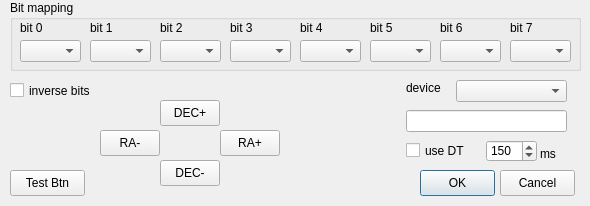
Qt form lin_guider/ui/setup_driver.ui (rumengb/lin_guider) before a commit.
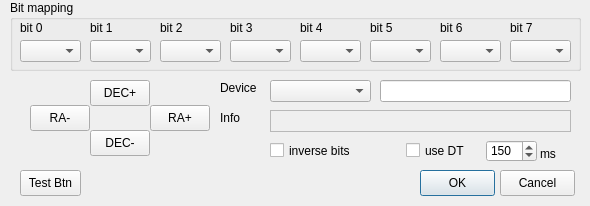
The same form after that commit.

```diff
--- a/lin_guider/ui/setup_driver.ui
+++ b/lin_guider/ui/setup_driver.ui
@@ -228,9 +228,9 @@
   <widget class="QCheckBox" name="inverseBits">
    <property name="geometry">
     <rect>
-     <x>10</x>
-     <y>80</y>
-     <width>91</width>
+     <x>270</x>
+     <y>140</y>
+     <width>101</width>
      <height>21</height>
     </rect>
    </property>
@@ -241,8 +241,8 @@
   <widget class="QPushButton" name="DEC_INC_Button">
    <property name="geometry">
     <rect>
-     <x>160</x>
-     <y>100</y>
+     <x>90</x>
+     <y>80</y>
      <width>60</width>
      <height>26</height>
     </rect>
@@ -260,8 +260,8 @@
   <widget class="QPushButton" name="RA_INC_Button">
    <property name="geometry">
     <rect>
-     <x>220</x>
-     <y>130</y>
+     <x>150</x>
+     <y>105</y>
      <width>60</width>
      <height>26</height>
     </rect>
@@ -276,8 +276,8 @@
   <widget class="QPushButton" name="DEC_DEC_Button">
    <property name="geometry">
     <rect>
-     <x>160</x>
-     <y>160</y>
+     <x>90</x>
+     <y>130</y>
      <width>60</width>
      <height>26</height>
     </rect>
@@ -292,8 +292,8 @@
   <widget class="QPushButton" name="RA_DEC_Button">
    <property name="geometry">
     <rect>
-     <x>100</x>
-     <y>130</y>
+     <x>30</x>
+     <y>105</y>
      <width>60</width>
      <height>26</height>
     </rect>
@@ -337,9 +337,9 @@
   <widget class="QLineEdit" name="lineEdit_IoDevice">
    <property name="geometry">
     <rect>
-     <x>406</x>
-     <y>110</y>
-     <width>161</width>
+     <x>380</x>
+     <y>80</y>
+     <width>191</width>
      <height>22</height>
     </rect>
    </property>
@@ -350,14 +350,14 @@
   <widget class="QLabel" name="label_9">
    <property name="geometry">
     <rect>
-     <x>406</x>
+     <x>220</x>
      <y>80</y>
      <width>41</width>
      <height>16</height>
     </rect>
    </property>
    <property name="text">
-    <string>device</string>
+    <string>Device</string>
    </property>
   </widget>
   <widget class="QCheckBox" name="checkBox_UseDT">
@@ -408,9 +408,9 @@
   <widget class="QPushButton" name="testButton">
    <property name="geometry">
     <rect>
-     <x>10</x>
+     <x>20</x>
      <y>170</y>
-     <width>75</width>
+     <width>61</width>
      <height>26</height>
     </rect>
    </property>
@@ -421,13 +421,45 @@
   <widget class="QComboBox" name="comboBox_DeviceList">
    <property name="geometry">
     <rect>
-     <x>456</x>
+     <x>270</x>
      <y>80</y>
-     <width>111</width>
+     <width>101</width>
      <height>22</height>
     </rect>
    </property>
   </widget>
+  <widget class="QLabel" name="l_Info">
+   <property name="geometry">
+    <rect>
+     <x>220</x>
+     <y>110</y>
+     <width>41</width>
+     <height>16</height>
+    </rect>
+   </property>
+   <property name="text">
+    <string>Info</string>
+   </property>
+  </widget>
+  <widget class="QLabel" name="label_Information">
+   <property name="geometry">
+    <rect>
+     <x>270</x>
+     <y>110</y>
+     <width>301</width>
+     <height>22</height>
+    </rect>
+   </property>
+   <property name="frameShape">
+    <enum>QFrame::StyledPanel</enum>
+   </property>
+   <property name="frameShadow">
+    <enum>QFrame::Sunken</enum>
+   </property>
+   <property name="openExternalLinks">
+    <bool>true</bool>
+   </property>
+  </widget>
  </widget>
  <layoutdefault spacing="6" margin="11"/>
  <tabstops>
```
Left out of the diff: 2 changed lines with no effect on the pictures.
